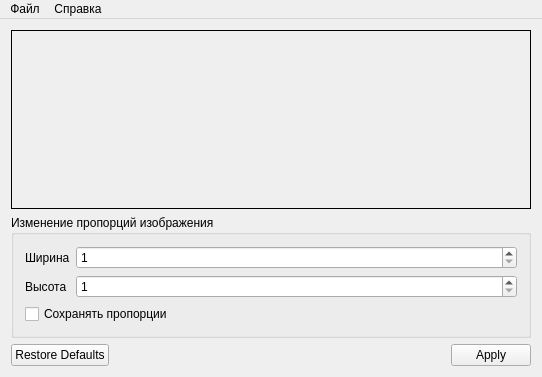
Old version of the form MainWindow.ui in the repository Hronom/ImageConverter.
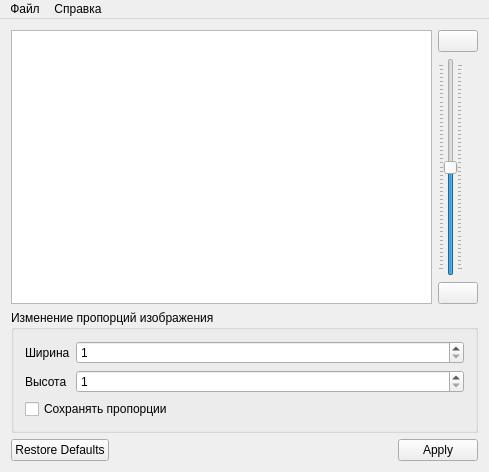
New version of the form. Icons and pictures are not drawn.

Commit message: Renew design and small fixes

```diff
--- a/MainWindow.ui
+++ b/MainWindow.ui
@@ -6,8 +6,8 @@
    <rect>
     <x>0</x>
     <y>0</y>
-    <width>542</width>
-    <height>377</height>
+    <width>489</width>
+    <height>472</height>
    </rect>
   </property>
   <property name="windowTitle">
@@ -18,26 +18,69 @@
   </property>
   <widget class="QWidget" name="centralWidget">
    <layout class="QGridLayout" name="gridLayout">
-    <item row="0" column="0">
-     <widget class="QLabel" name="Image">
+    <item row="0" column="0" rowspan="3">
+     <widget class="QGraphicsView" name="graphicsView"/>
+    </item>
+    <item row="0" column="1">
+     <widget class="QPushButton" name="zoominButton">
       <property name="sizePolicy">
-       <sizepolicy hsizetype="Expanding" vsizetype="Expanding">
+       <sizepolicy hsizetype="Minimum" vsizetype="Minimum">
         <horstretch>0</horstretch>
         <verstretch>0</verstretch>
        </sizepolicy>
       </property>
-      <property name="frameShape">
-       <enum>QFrame::Box</enum>
+      <property name="text">
+       <string notr="true"/>
       </property>
+      <property name="icon">
+       <iconset resource="ImageConverter.qrc">
+        <normaloff>:/main/zoomin.png</normaloff>:/main/zoomin.png</iconset>
+      </property>
+      <property name="autoRepeat">
+       <bool>true</bool>
+      </property>
+      <property name="autoRepeatDelay">
+       <number>0</number>
+      </property>
+      <property name="autoRepeatInterval">
+       <number>33</number>
+      </property>
+     </widget>
+    </item>
+    <item row="1" column="1">
+     <widget class="QSlider" name="zoomSlider">
+      <property name="maximum">
+       <number>500</number>
+      </property>
+      <property name="value">
+       <number>250</number>
+      </property>
+      <property name="orientation">
+       <enum>Qt::Vertical</enum>
+      </property>
+      <property name="tickPosition">
+       <enum>QSlider::TicksBothSides</enum>
+      </property>
+     </widget>
+    </item>
+    <item row="2" column="1">
+     <widget class="QPushButton" name="zoomoutButton">
+      <property name="sizePolicy">
+       <sizepolicy hsizetype="Minimum" vsizetype="Minimum">
+        <horstretch>0</horstretch>
+        <verstretch>0</verstretch>
+       </sizepolicy>
+      </property>
       <property name="text">
        <string notr="true"/>
       </property>
-      <property name="alignment">
-       <set>Qt::AlignCenter</set>
+      <property name="icon">
+       <iconset resource="ImageConverter.qrc">
+        <normaloff>:/main/zoomout.png</normaloff>:/main/zoomout.png</iconset>
       </property>
      </widget>
     </item>
-    <item row="1" column="0">
+    <item row="3" column="0" colspan="2">
      <widget class="QGroupBox" name="groupBox">
       <property name="locale">
        <locale language="Russian" country="RussianFederation"/>
@@ -129,7 +172,7 @@
       </layout>
      </widget>
     </item>
-    <item row="2" column="0">
+    <item row="4" column="0" colspan="2">
      <widget class="QDialogButtonBox" name="buttonBox">
       <property name="locale">
        <locale language="Russian" country="RussianFederation"/>
@@ -146,7 +189,7 @@
     <rect>
      <x>0</x>
      <y>0</y>
-     <width>542</width>
+     <width>489</width>
      <height>21</height>
     </rect>
    </property>
```
Left out of the diff: 13 changed lines with no effect on the pictures. The commit also changes 5 other files.
